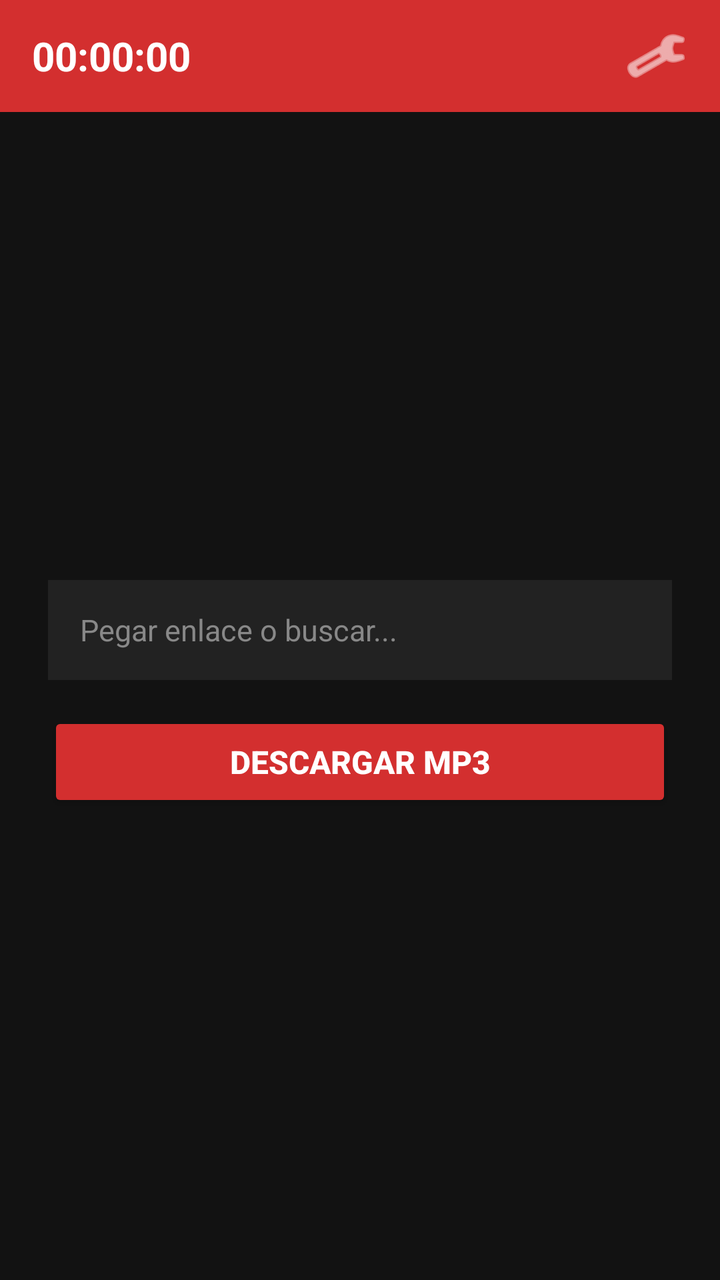
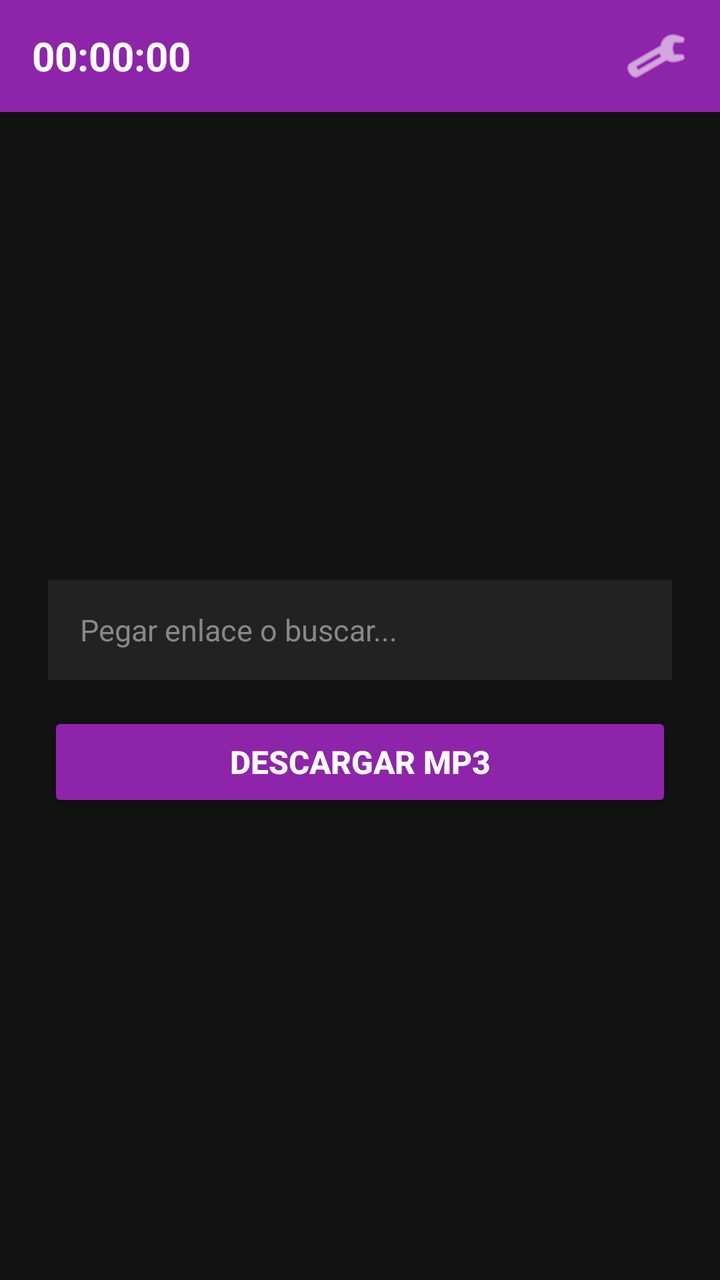

Before-and-after screenshots of an Android layout around one commit, followed by the original layout XML and the change that was made.
<!-- AndroidManifest.xml: application theme Theme.AppCompat.Light.NoActionBar -->
<!-- res/layout/main.xml -->
<?xml version="1.0" encoding="utf-8"?>
<LinearLayout xmlns:android="http://schemas.android.com/apk/res/android"
    android:layout_width="match_parent"
    android:layout_height="match_parent"
    android:orientation="vertical"
    android:background="#121212">

    <RelativeLayout
        android:layout_width="match_parent"
        android:layout_height="56dp"
        android:background="#D32F2F"
        android:paddingStart="16dp"
        android:paddingEnd="16dp">

        <TextView
            android:id="@+id/tvTimer"
            android:layout_width="wrap_content"
            android:layout_height="wrap_content"
            android:layout_alignParentStart="true"
            android:layout_centerVertical="true"
            android:text="00:00:00"
            android:textColor="#FFFFFF"
            android:textSize="20sp"
            android:textStyle="bold" />

        <ImageView
            android:id="@+id/btnMenu"
            android:layout_width="32dp"
            android:layout_height="32dp"
            android:layout_alignParentEnd="true"
            android:layout_centerVertical="true"
            android:clickable="true"
            android:contentDescription="Menú de recompensas"
            android:focusable="true"
            android:src="@android:drawable/ic_menu_manage"
            android:tint="#FFFFFF" />

    </RelativeLayout>

    <LinearLayout
        android:layout_width="match_parent"
        android:layout_height="0dp"
        android:layout_weight="1"
        android:gravity="center"
        android:orientation="vertical"
        android:padding="24dp">

        <EditText
            android:id="@+id/etUrl"
            android:layout_width="match_parent"
            android:layout_height="50dp"
            android:layout_marginBottom="16dp"
            android:background="#222222"
            android:hint="Pegar enlace o buscar..."
            android:paddingStart="16dp"
            android:paddingEnd="16dp"
            android:singleLine="true"
            android:textColor="#FFFFFF"
            android:textColorHint="#888888"
            android:textSize="15sp" />

        <Button
            android:id="@+id/btnDownload"
            android:layout_width="match_parent"
            android:layout_height="50dp"
            android:backgroundTint="#D32F2F"
            android:text="DESCARGAR MP3"
            android:textColor="#FFFFFF"
            android:textSize="16sp"
            android:textStyle="bold" />

    </LinearLayout>

</LinearLayout>
<!-- resources referenced by this layout -->
<resources>

</resources>

<!-- the commit's change to res/layout/main.xml (unified diff, before → after) -->
@@ -5,13 +5,15 @@
     android:orientation="vertical"
     android:background="#121212">
 
+    
     <RelativeLayout
         android:layout_width="match_parent"
         android:layout_height="56dp"
-        android:background="#D32F2F"
+        android:background="#8E24AA"
         android:paddingStart="16dp"
         android:paddingEnd="16dp">
 
+        
         <TextView
             android:id="@+id/tvTimer"
             android:layout_width="wrap_content"
@@ -23,6 +25,7 @@
             android:textSize="20sp"
             android:textStyle="bold" />
 
+        
         <ImageView
             android:id="@+id/btnMenu"
             android:layout_width="32dp"
@@ -37,6 +40,7 @@
 
     </RelativeLayout>
 
+    
     <LinearLayout
         android:layout_width="match_parent"
         android:layout_height="0dp"
@@ -45,6 +49,7 @@
         android:orientation="vertical"
         android:padding="24dp">
 
+        
         <EditText
             android:id="@+id/etUrl"
             android:layout_width="match_parent"
@@ -59,11 +64,12 @@
             android:textColorHint="#888888"
             android:textSize="15sp" />
 
+        
         <Button
             android:id="@+id/btnDownload"
             android:layout_width="match_parent"
             android:layout_height="50dp"
-            android:backgroundTint="#D32F2F"
+            android:backgroundTint="#8E24AA"
             android:text="DESCARGAR MP3"
             android:textColor="#FFFFFF"
             android:textSize="16sp"
